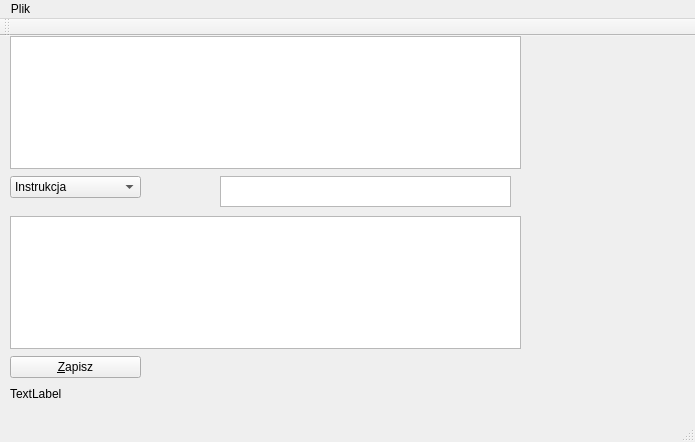
This is mainwindow.ui in Nieminimalnofazowi/projektKlawiatura as Qt 5 draws it before an edit. The edited form follows.
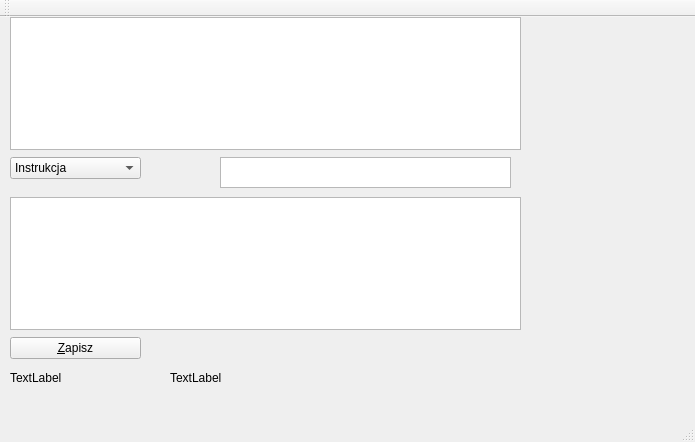
This is the edited form.

Commit message:
Słowa na minute - done
Dodano odświeżanie statystyk na interwale timera. Dodano znaki/minute.
Dodano tekst do przykładowych tekstów. Zmiana kodowania na windows 1250
zapobiega krzakom (pod win7). Dodano usuwanie tego co już przepisano
przy zmianie tekstu.

The edit to the form file:
```diff
--- a/mainwindow.ui
+++ b/mainwindow.ui
@@ -42,8 +42,8 @@
      <rect>
       <x>10</x>
       <y>350</y>
-      <width>311</width>
-      <height>16</height>
+      <width>131</width>
+      <height>21</height>
      </rect>
     </property>
     <property name="text">
@@ -135,6 +135,19 @@
      </rect>
     </property>
    </widget>
+   <widget class="QLabel" name="wordsPerMinute">
+    <property name="geometry">
+     <rect>
+      <x>170</x>
+      <y>350</y>
+      <width>111</width>
+      <height>21</height>
+     </rect>
+    </property>
+    <property name="text">
+     <string>TextLabel</string>
+    </property>
+   </widget>
   </widget>
   <widget class="QMenuBar" name="menuBar">
    <property name="geometry">
@@ -142,16 +155,9 @@
      <x>0</x>
      <y>0</y>
      <width>695</width>
-     <height>19</height>
+     <height>21</height>
     </rect>
    </property>
-   <widget class="QMenu" name="menuPlik">
-    <property name="title">
-     <string>Plik</string>
-    </property>
-    <addaction name="actionOpenFile"/>
-   </widget>
-   <addaction name="menuPlik"/>
   </widget>
   <widget class="QToolBar" name="mainToolBar">
    <attribute name="toolBarArea">
```
Left out of the diff: 2 changed lines with no effect on the pictures. The commit also changes 8 other files.
